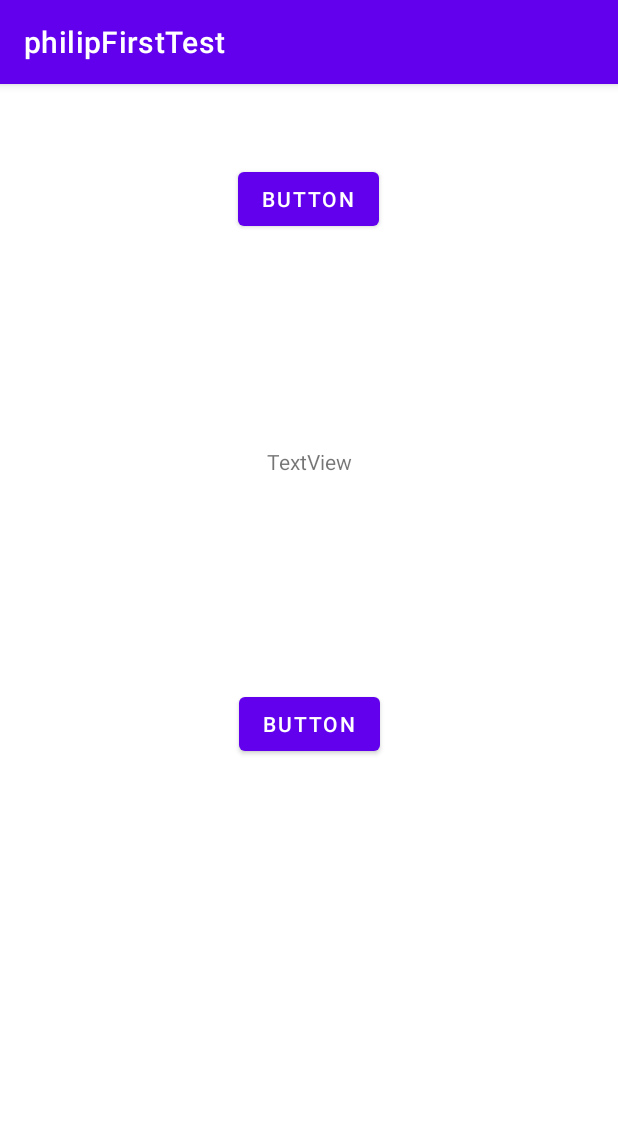
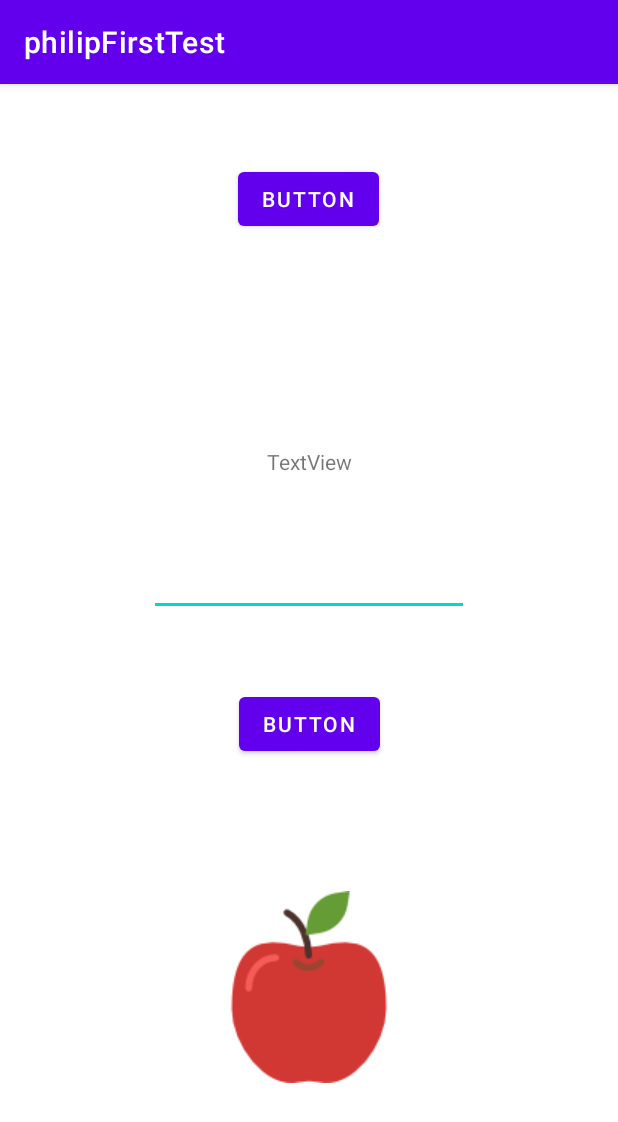
Before and after one commit to MahhmoudRefat/AndroidTest, an Android app: the screen it shows after launch (MainActivity), on a phone screen of 412 x 824 dp. Shown: the top 1122 px of the screen. Run offline under Robolectric (Android 15) with nearby library versions, the phone set to English and light mode, and no system bars.

Commit message:
new form with custom test 5

```diff
--- a/app/src/main/res/layout/activity_main.xml
+++ b/app/src/main/res/layout/activity_main.xml
@@ -39,6 +39,27 @@
         app:layout_constraintEnd_toEndOf="parent"
         app:layout_constraintStart_toStartOf="parent"
         app:layout_constraintTop_toBottomOf="@+id/button" />
+
+    <EditText
+        android:id="@+id/editTextPhone"
+        android:layout_width="wrap_content"
+        android:layout_height="wrap_content"
+        android:ems="10"
+        android:inputType="phone"
+        app:layout_constraintBottom_toTopOf="@+id/button2"
+        app:layout_constraintEnd_toEndOf="parent"
+        app:layout_constraintStart_toStartOf="parent"
+        app:layout_constraintTop_toBottomOf="@+id/textView" />
+
+    <ImageView
+        android:id="@+id/imageView3"
+        android:layout_width="wrap_content"
+        android:layout_height="wrap_content"
+        app:layout_constraintBottom_toBottomOf="parent"
+        app:layout_constraintEnd_toEndOf="parent"
+        app:layout_constraintStart_toStartOf="parent"
+        app:layout_constraintTop_toBottomOf="@+id/button2"
+        app:srcCompat="@drawable/apple" />
 
 </androidx.constraintlayout.widget.ConstraintLayout>
     <!--
```
